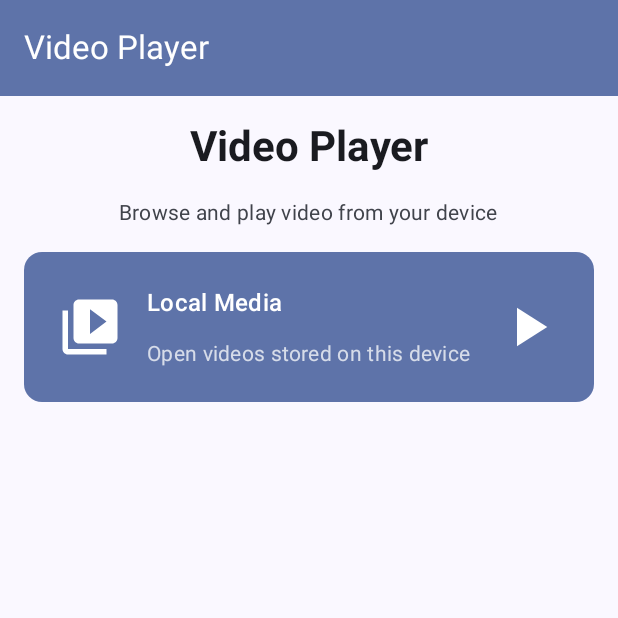
After one commit to Aksingh098/Video-Player-App, an Android app built with Jetpack Compose: the composable HomeScreen shown on its own in the app's theme, on a phone screen of 412 x 824 dp, the top half of it. The commit adds this screen. Run offline under Robolectric (Android 15) with nearby library versions, the phone set to English and light mode, and no system bars.

Commit message:
Add HomeScreen, VideoPlayerViewModel, VideoRow component, and storage permissions
- Declare storage and media permissions in `AndroidManifest.xml`.
- Implement `HomeScreen` with Accompanist permission state handling.
- Add `VideoPlayerViewModel` to manage video list state and deletion.
- Create `VideoRow` component with dynamic video thumbnail generation.
- Update Kotlin version to 2.4.21 in `libs.versions.toml`.

```diff
--- a/app/src/main/java/com/example/videoplayerapp/model/LocalVideo.kt
+++ b/app/src/main/java/com/example/videoplayerapp/model/LocalVideo.kt
@@ -1,14 +1,13 @@
 package com.example.videoplayerapp.model
 
 import android.net.Uri
-import java.net.URI
 
 data class LocalVideo(
     val id: Long,
     val title: String,
     val duration: Long,
     val uri: Uri,
-    val size:Long,
+    val size: Long,
     val dateAdded: Long,
     val mimeType: String?
 
--- /dev/null
+++ b/app/src/main/java/com/example/videoplayerapp/ui/screens/HomeScreen.kt
@@ -0,0 +1,148 @@
+package com.example.videoplayerapp.ui.screens
+
+import android.Manifest
+import android.os.Build
+import androidx.compose.foundation.clickable
+import androidx.compose.foundation.layout.Arrangement
+import androidx.compose.foundation.layout.Column
+import androidx.compose.foundation.layout.Row
+import androidx.compose.foundation.layout.Spacer
+import androidx.compose.foundation.layout.fillMaxWidth
+import androidx.compose.foundation.layout.height
+import androidx.compose.foundation.layout.padding
+import androidx.compose.foundation.layout.size
+import androidx.compose.material.icons.Icons
+import androidx.compose.material.icons.filled.PlayArrow
+import androidx.compose.material.icons.filled.VideoLibrary
+import androidx.compose.material3.Card
+import androidx.compose.material3.CardDefaults
+import androidx.compose.material3.ExperimentalMaterial3Api
+import androidx.compose.material3.Icon
+import androidx.compose.material3.MaterialTheme
+import androidx.compose.material3.Scaffold
+import androidx.compose.material3.Text
+import androidx.compose.material3.TopAppBar
+import androidx.compose.material3.TopAppBarDefaults
+import androidx.compose.runtime.Composable
+import androidx.compose.ui.Alignment
+import androidx.compose.ui.Modifier
+import androidx.compose.ui.res.stringResource
+import androidx.compose.ui.text.font.FontWeight
+import androidx.compose.ui.unit.dp
+import androidx.navigation.NavHostController
+import com.example.videoplayerapp.R
+import com.google.accompanist.permissions.ExperimentalPermissionsApi
+import com.google.accompanist.permissions.rememberMultiplePermissionsState
+
+@OptIn(ExperimentalPermissionsApi::class, ExperimentalMaterial3Api::class)
+@Composable
+fun HomeScreen(navController: NavHostController) {
+
+    val permissionState = rememberMultiplePermissionsState(
+        permissions = if (Build.VERSION.SDK_INT >= Build.VERSION_CODES.TIRAMISU) {
+            listOf(Manifest.permission.READ_MEDIA_VIDEO)
+        } else {
+            listOf(Manifest.permission.READ_EXTERNAL_STORAGE)
+        }
+
+    )
+
+    Scaffold(
+        topBar = {
+            TopAppBar(
+                title = { Text(stringResource(R.string.app_title)) },
+                colors = TopAppBarDefaults.topAppBarColors(
+                    containerColor = MaterialTheme.colorScheme.primaryContainer,
+                    titleContentColor = MaterialTheme.colorScheme.onPrimaryContainer
+                )
+            )
+        }
+    ) { innerpadding ->
+        Column(
+            modifier = Modifier
+                .padding(innerpadding)
+                .padding(16.dp),
+            verticalArrangement = Arrangement.Center,
+            horizontalAlignment = Alignment.CenterHorizontally
+
+        ) {
+
+            Text(
+                text = "Video Player",
+                style = MaterialTheme.typography.headlineMedium,
+                fontWeight = FontWeight.Bold
+            )
+
+            Spacer(Modifier.height(16.dp))
+
+            Text(
+                text = "Browse and play video from your device",
+                style = MaterialTheme.typography.bodyMedium,
+                color = MaterialTheme.colorScheme.onSurfaceVariant
+            )
+
+            Spacer(Modifier.height(16.dp))
+
+            Card(
+                modifier = Modifier
+                    .fillMaxWidth()
+                    .clickable(
+                        onClick = {
+                            if (permissionState.allPermissionsGranted) {
+                                navController.navigate()
+                            } else {
+                                permissionState.launchMultiplePermissionRequest()
+                            }
+                        },
+
+                        ),
+                colors = CardDefaults.cardColors(
+                    containerColor = MaterialTheme.colorScheme.primaryContainer
+                )
+            ) {
+                Row(
+                    modifier = Modifier.padding(22.dp),
+                    verticalAlignment = Alignment.CenterVertically,
+                    horizontalArrangement = Arrangement.spacedBy(16.dp)
+                ) {
+                    Icon(
+                        imageVector = Icons.Default.VideoLibrary,
+                        contentDescription = "Video Library",
+                        modifier = Modifier.size(44.dp),
+                        tint = MaterialTheme.colorScheme.onPrimaryContainer
+                    )
+
+                    Column(
+                        Modifier.weight(1f)
+                    ) {
+                        Text(
+                            "Local Media",
+                            style = MaterialTheme.typography.titleMedium,
+                            color = MaterialTheme.colorScheme.onPrimaryContainer
+                        )
+                        Spacer(modifier = Modifier.height(12.dp))
+
+                        Text(
+                            text =
+                                if (permissionState.allPermissionsGranted) {
+                                    "Open videos stored on this device"
+                                } else {
+                                    "Tap to allow access and browse video"
+                                },
+                            style = MaterialTheme.typography.bodyMedium,
+                            color = MaterialTheme.colorScheme.onPrimaryContainer.copy(0.75f)
+                        )
+                    }
+
+                    Icon(
+                        imageVector = Icons.Default.PlayArrow,
+                        contentDescription = "Play",
+                        modifier = Modifier.size(44.dp),
+                        tint = MaterialTheme.colorScheme.onPrimaryContainer
+                    )
+                }
+            }
+
+        }
+    }
+}
--- a/app/src/main/res/values/strings.xml
+++ b/app/src/main/res/values/strings.xml
@@ -1,3 +1,4 @@
 <resources>
     <string name="app_name">Video Player App</string>
+    <string name="app_title">Video Player</string>
 </resources>
--- a/gradle/libs.versions.toml
+++ b/gradle/libs.versions.toml
@@ -6,7 +6,7 @@ junitVersion = "1.1.5"
 espressoCore = "3.5.1"
 lifecycleRuntimeKtx = "2.11.0"
 activityCompose = "1.8.0"
-kotlin = "2.2.10"
+kotlin = "2.4.21"
 composeBom = "2026.02.01"
 
 [libraries]
```
Also changed, not shown: app/src/main/AndroidManifest.xml (+12 -2 lines), app/src/main/java/com/example/videoplayerapp/repository/VideoRepository.kt (+5 -6 lines), app/src/main/java/com/example/videoplayerapp/ui/utils/VideoRow.kt (added, +165 -0 lines), app/src/main/java/com/example/videoplayerapp/ui/viewModel/VideoPlayerViewModel.kt (added, +48 -0 lines).
